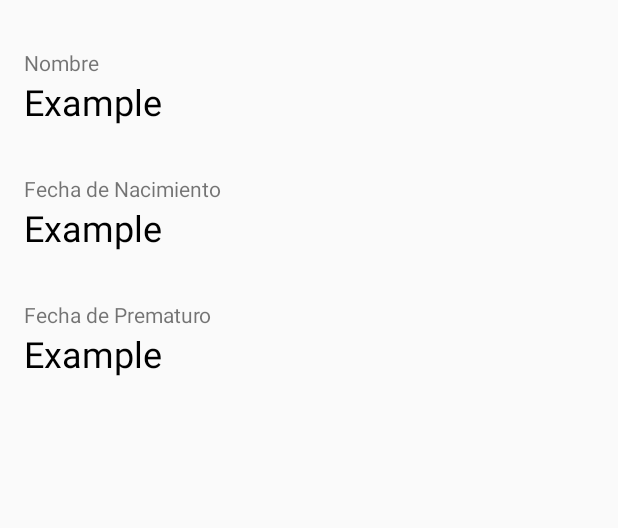
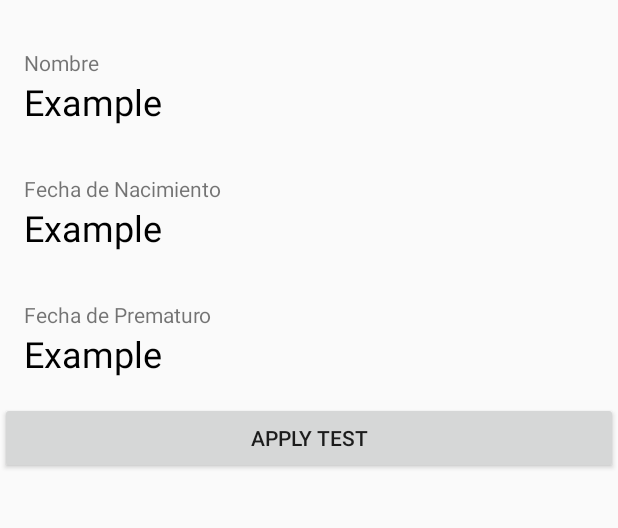
Before and after one commit to ce-force/App-rendamos, an Android app: the UserDetails screen opened directly, with no data from a screen before it, on a phone screen of 412 x 824 dp, the part 249-777 px from its top. Run offline under Robolectric (Android 15) with nearby library versions, the phone set to English and light mode, and no system bars.

Commit message:
[UPDATE] Button to access

```diff
--- a/app/src/main/java/com/ceforce/app_rendamos/ASQ3TestActivity.java
+++ b/app/src/main/java/com/ceforce/app_rendamos/ASQ3TestActivity.java
@@ -9,6 +9,8 @@ import android.view.View;
 import android.widget.TableLayout;
 import android.widget.TextView;
 
+import com.ceforce.app_rendamos.ui.DatePickerFragment;
+
 public class ASQ3TestActivity extends AppCompatActivity {
     TextView tv1;
     TableLayout T;
@@ -19,6 +21,7 @@ public class ASQ3TestActivity extends AppCompatActivity {
             "Resolución de problemas",
             "Socio-individual"
     };
+    int AreaActual=0;
 
 
     @Override
--- a/app/src/main/res/layout/activity_user_details.xml
+++ b/app/src/main/res/layout/activity_user_details.xml
@@ -77,4 +77,11 @@
         android:text="@string/sample_string"
         android:textColor="@android:color/black"
         android:textSize="24sp" />
+
+    <Button
+        android:id="@+id/button3"
+        android:layout_width="match_parent"
+        android:layout_height="wrap_content"
+        android:onClick="onApply"
+        android:text="Apply Test" />
 </LinearLayout>
```
Also changed, not shown: app/src/main/java/com/ceforce/app_rendamos/user/UserDetails.java (+8 -0 lines).
